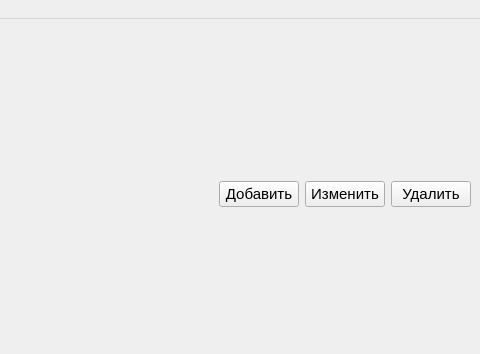
mcsltd/mcs-inRat-planner, file src/resources/v1/main_window.ui: the form before one commit; both pictures show x 335 to 815 and y 0 to 354 of the 815 by 576 pixel window.
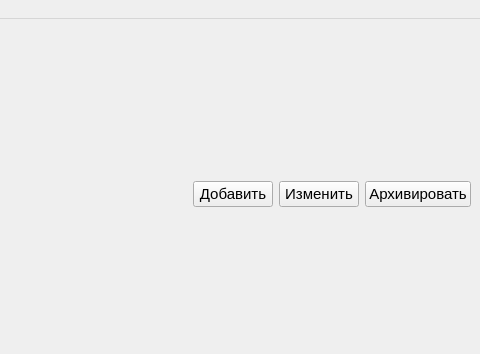
The form after the commit.

Commit message: ui: rename button delete

Patch:
```diff
--- a/src/resources/v1/main_window.ui
+++ b/src/resources/v1/main_window.ui
@@ -144,7 +144,7 @@
            </font>
           </property>
           <property name="text">
-           <string>Удалить</string>
+           <string>Архивировать</string>
           </property>
          </widget>
         </item>
```
The commit also changes 1 other file.
